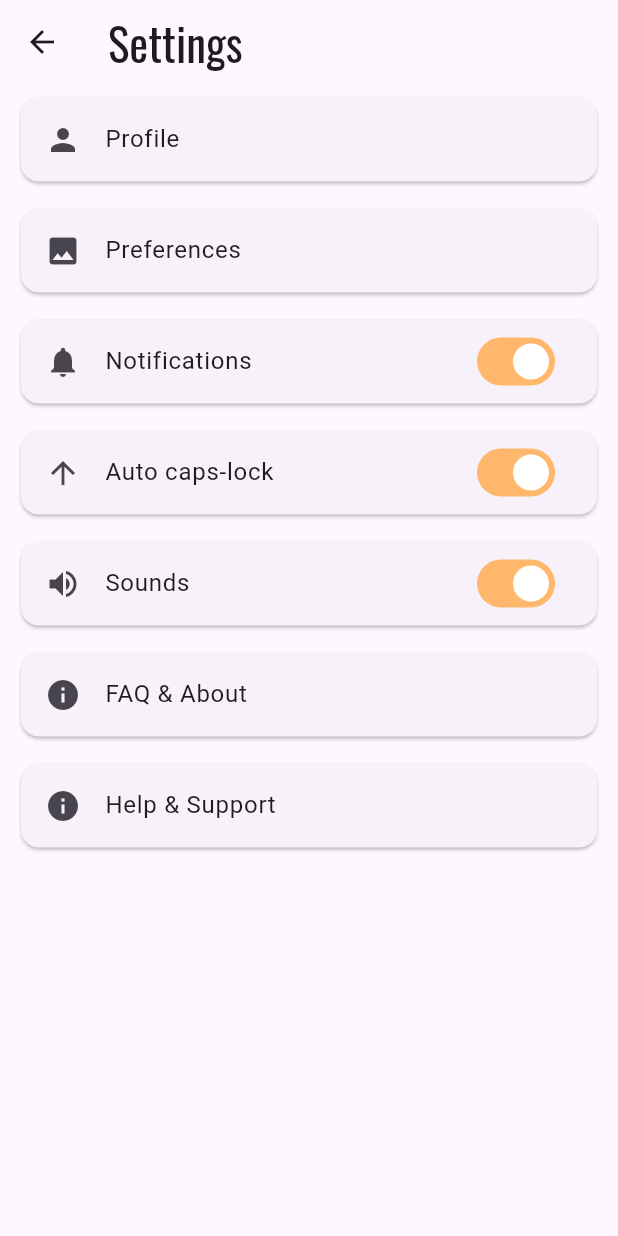
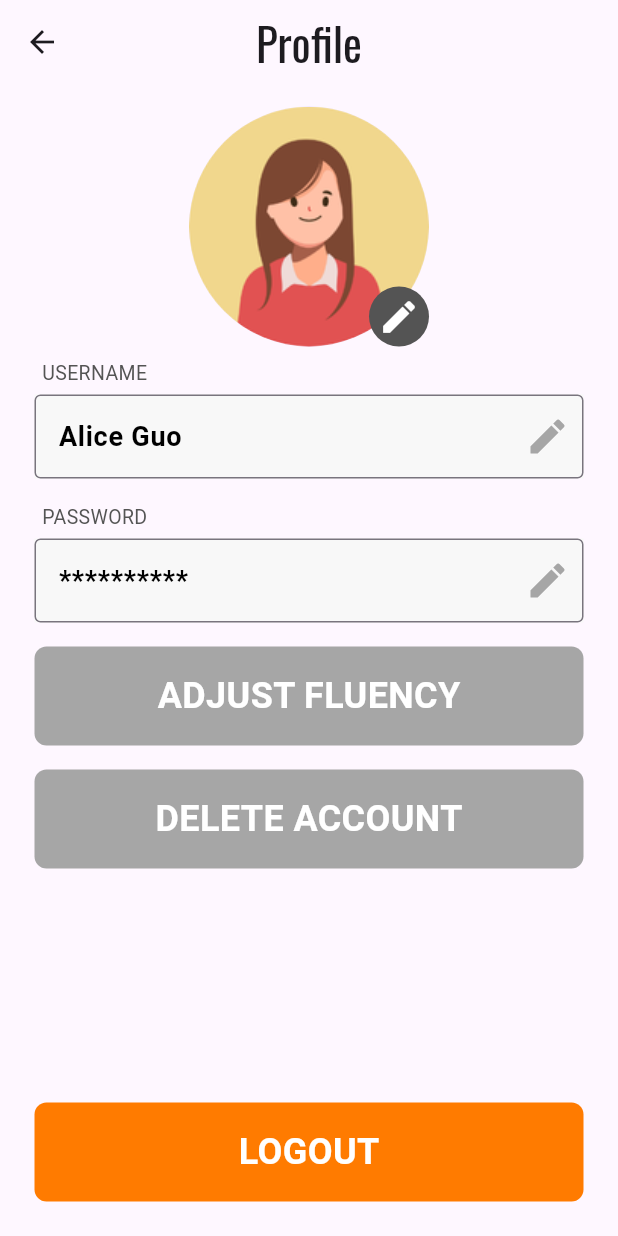
Before and after one commit to G-J-L/diction_dash, a Flutter app: the SettingsScreen screen opened directly, after a tap on "Profile", on a phone screen of 412 x 824 dp. Run offline on Flutter 3.47's test engine with Material 3 defaults, Android fonts, the phone set to English and light mode, and no system bars; our stand-ins replace confetti; network calls fail.

Commit message:
Completed the Profile Screen + Minor Edits

```diff
--- a/lib/constants.dart
+++ b/lib/constants.dart
@@ -35,6 +35,12 @@ const kButtonTextStyleOrange = TextStyle(
   fontSize: 24,
   fontWeight: FontWeight.bold,
   color: kOrangeColor600,
+);
+
+const kButtonTextStyleBlack = TextStyle(
+  fontSize: 24,
+  fontWeight: FontWeight.bold,
+  color: Colors.white,
 );
 
 const kOswaldSmall = TextStyle(
--- a/lib/screens/fluency_screen.dart
+++ b/lib/screens/fluency_screen.dart
@@ -2,7 +2,7 @@ import 'package:flutter/material.dart';
 import 'package:diction_dash/constants.dart';
 import 'package:diction_dash/screens/feedback_screen.dart';
 import 'package:diction_dash/widgets/buttons.dart';
-import 'package:diction_dash/widgets/profile_text_field.dart';
+import 'package:diction_dash/widgets/text_fields.dart';
 
 class FluencyScreen extends StatelessWidget {
   const FluencyScreen({super.key});
--- a/lib/screens/login_screen.dart
+++ b/lib/screens/login_screen.dart
@@ -2,7 +2,7 @@ import 'package:flutter/material.dart';
 import 'package:diction_dash/constants.dart';
 import 'package:diction_dash/screens/fluency_screen.dart';
 import 'package:diction_dash/widgets/buttons.dart';
-import 'package:diction_dash/widgets/profile_text_field.dart';
+import 'package:diction_dash/widgets/text_fields.dart';
 
 class LoginScreen extends StatelessWidget {
   const LoginScreen({super.key});
--- /dev/null
+++ b/lib/screens/profile_screen.dart
@@ -0,0 +1,78 @@
+import 'package:flutter/material.dart';
+import 'package:diction_dash/constants.dart';
+import 'package:diction_dash/widgets/text_fields.dart';
+import 'package:diction_dash/widgets/buttons.dart';
+
+class ProfileScreen extends StatelessWidget {
+  @override
+  Widget build(BuildContext context) {
+    return Scaffold(
+      resizeToAvoidBottomInset: false,
+      appBar: AppBar(
+        title: Text(
+          'Profile',
+          style: kOswaldMedium,
+        ),
+        leading: IconButton(
+          icon: Icon(Icons.arrow_back),
+          onPressed: () {
+            Navigator.pop(context);
+          },
+        ),
+        centerTitle: true,
+      ),
+      body: Padding(
+        padding: const EdgeInsets.symmetric(horizontal: 15, vertical: 15),
+        child: Column(
+          mainAxisAlignment: MainAxisAlignment.spaceBetween,
+          children: [
+            Column(
+              crossAxisAlignment: CrossAxisAlignment.center,
+              children: [
+                CircleAvatar(
+                  backgroundImage: AssetImage('images/placeholder_profile.png'),
+                  radius: 80,
+                  child: Align(
+                    alignment: Alignment.bottomRight,
+                    child: Container(
+                      width: 40,
+                      height: 40,
+                      decoration: BoxDecoration(
+                        shape: BoxShape.circle,
+                        color: kGrayColor600,
+                      ),
+                      child: Icon(Icons.edit, color: Colors.white, size: 28),
+                    ),
+                  ),
+                ),
+                ProfileEditTextField(
+                  text: 'USERNAME',
+                  labelText: 'Alice Guo',
+                ),
+                ProfileEditTextField(
+                  text: 'PASSWORD',
+                  labelText: '**********',
+                ),
+                RoundedRectangleButton(
+                  text: 'ADJUST FLUENCY',
+                  color: kGrayColor500,
+                  onPressed: (){},
+                ),
+                RoundedRectangleButton(
+                  text: 'DELETE ACCOUNT',
+                  color: kGrayColor500,
+                  onPressed: (){},
+                ),
+              ],
+            ),
+            RoundedRectangleButton(
+              text: 'LOGOUT',
+              color: kOrangeColor600,
+              onPressed: (){},
+            )
+          ],
+        ),
+      ),
+    );
+  }
+}
--- a/lib/screens/registration_screen.dart
+++ b/lib/screens/registration_screen.dart
@@ -2,7 +2,7 @@ import 'package:flutter/material.dart';
 import 'package:diction_dash/constants.dart';
 import 'package:diction_dash/screens/fluency_screen.dart';
 import 'package:diction_dash/widgets/buttons.dart';
-import 'package:diction_dash/widgets/profile_text_field.dart';
+import 'package:diction_dash/widgets/text_fields.dart';
 
 class RegistrationScreen extends StatelessWidget {
   const RegistrationScreen({super.key});
--- a/lib/screens/settings_screen.dart
+++ b/lib/screens/settings_screen.dart
@@ -1,22 +1,6 @@
+import 'package:flutter/material.dart';
 import 'package:diction_dash/constants.dart';
-import 'package:flutter/material.dart';
-
-void main() {
-  runApp(MyApp());
-}
-
-class MyApp extends StatelessWidget {
-  @override
-  Widget build(BuildContext context) {
-    return MaterialApp(
-      title: 'Settings Screen',
-      theme: ThemeData(
-        primarySwatch: Colors.blue,
-      ),
-      home: SettingsScreen(),
-    );
-  }
-}
+import 'package:diction_dash/screens/profile_screen.dart';
 
 class SettingsScreen extends StatefulWidget {
   @override
@@ -43,32 +27,32 @@ class _SettingsScreenState extends State<SettingsScreen> {
             Navigator.pop(context);
           },
         ),
+        centerTitle: true,
       ),
       body: ListView(
         children: [
-          Padding(
-            padding: const EdgeInsets.symmetric(horizontal: 10.0, vertical: 5),
-            child: Card(
+          SettingCard(
             child: ListTile(
               leading: Icon(Icons.person),
               title: Text('Profile'),
-                onTap: () {},
+              onTap: () {
+                Navigator.push(
+                  context,
+                  MaterialPageRoute(
+                    builder: (context) => ProfileScreen(),
+                  ),
+                );
+              },
             ),
           ),
-          ),
-          Padding(
-            padding: const EdgeInsets.symmetric(horizontal: 10.0, vertical: 5),
-            child: Card(
+          SettingCard(
             child: ListTile(
               leading: Icon(Icons.image),
               title: Text('Preferences'),
               onTap: () {},
             ),
           ),
-          ),
-          Padding(
-            padding: const EdgeInsets.symmetric(horizontal: 10.0, vertical: 5),
-            child: Card(
+          SettingCard(
             child: SwitchListTile(
               secondary: Icon(Icons.notifications),
               title: Text('Notifications'),
@@ -83,10 +67,7 @@ class _SettingsScreenState extends State<SettingsScreen> {
               inactiveTrackColor: Colors.grey.shade400,
             ),
           ),
-          ),
-          Padding(
-            padding: const EdgeInsets.symmetric(horizontal: 10.0, vertical: 5),
-            child: Card(
+          SettingCard(
             child: SwitchListTile(
               secondary: Icon(Icons.arrow_upward),
               title: Text('Auto caps-lock'),
@@ -101,10 +82,7 @@ class _SettingsScreenState extends State<SettingsScreen> {
               inactiveTrackColor: Colors.grey.shade400,
             ),
           ),
-          ),
-          Padding(
-            padding: const EdgeInsets.symmetric(horizontal: 10.0, vertical: 5),
-            child: Card(
+          SettingCard(
             child: SwitchListTile(
               secondary: Icon(Icons.volume_up),
               title: Text('Sounds'),
@@ -119,25 +97,18 @@ class _SettingsScreenState extends State<SettingsScreen> {
               inactiveTrackColor: Colors.grey.shade400,
             ),
           ),
-          ),
-          Padding(
-            padding: const EdgeInsets.symmetric(horizontal: 10.0, vertical: 5),
-            child: Card(
+          SettingCard(
             child: ListTile(
               leading: Icon(Icons.info),
               title: Text('FAQ & About'),
               onTap: () {},
             ),
           ),
-          ),
-          Padding(
-            padding: const EdgeInsets.symmetric(horizontal: 10.0, vertical: 5),
-            child: Card(
+          SettingCard(
             child: ListTile(
               leading: Icon(Icons.info),
               title: Text('Help & Support'),
               onTap: () {},
-              ),
             ),
           ),
         ],
@@ -145,3 +116,28 @@ class _SettingsScreenState extends State<SettingsScreen> {
     );
   }
 }
+
+class SettingCard extends StatelessWidget {
+  const SettingCard({this.child, this.onPressed});
+
+  final Widget? child;
+  final void Function()? onPressed;
+
+  @override
+  Widget build(BuildContext context) {
+    return Padding(
+      padding: const EdgeInsets.symmetric(horizontal: 10, vertical: 5),
+      child: GestureDetector(
+        onTap: onPressed,
+        child: Container(
+          padding: EdgeInsets.all(5),
+          decoration: BoxDecoration(
+            color: kGrayColor200,
+            borderRadius: BorderRadius.circular(8),
+          ),
+          child: child,
+        ),
+      ),
+    );
+  }
+}
--- /dev/null
+++ b/lib/widgets/text_fields.dart
@@ -0,0 +1,102 @@
+import 'package:flutter/material.dart';
+import 'package:diction_dash/constants.dart';
+
+class ProfileTextField extends StatelessWidget {
+  ProfileTextField({this.icon, this.hintText});
+
+  final IconData? icon;
+  final String? hintText;
+
+  @override
+  Widget build(BuildContext context) {
+    return Padding(
+      padding: const EdgeInsets.all(8.0),
+      child: Container(
+        color: kGrayColor100,
+        child: TextField(
+          cursorColor: kOrangeColor500,
+          decoration: InputDecoration(
+            prefixIcon: Icon(
+              icon,
+              size: 35,
+              color: kOrangeColor400,
+            ),
+            hintText: hintText,
+            border: const OutlineInputBorder(
+              borderSide: BorderSide(
+                width: 1,
+                color: kGrayColor300,
+              ),
+            ),
+            focusedBorder: const OutlineInputBorder(
+              borderSide: BorderSide(
+                width: 2,
+                color: kOrangeColor300,
+              ),
+            ),
+          ),
+        ),
+      ),
+    );
+  }
+}
+
+class ProfileEditTextField extends StatelessWidget {
+  ProfileEditTextField({this.text, this.labelText});
+
+  final String? text;
+  final String? labelText;
+
+  @override
+  Widget build(BuildContext context) {
+    return Padding(
+      padding: const EdgeInsets.all(8.0),
+      child: Column(
+        crossAxisAlignment: CrossAxisAlignment.start,
+        children: [
+          Padding(
+            padding: const EdgeInsets.only(left: 5, bottom: 5),
+            child: Text(
+              text!,
+              style: TextStyle(
+                fontSize: 13,
+                color: kGrayColor600,
+              ),
+            ),
+          ),
+          Container(
+            color: kGrayColor100,
+            child: TextField(
+              cursorColor: kOrangeColor500,
+              decoration: InputDecoration(
+                suffixIcon: Icon(
+                  Icons.edit,
+                  size: 30,
+                  color: kGrayColor500,
+                ),
+                labelText: labelText,
+                labelStyle: TextStyle(
+                  fontSize: 18,
+                  color: Colors.black,
+                  fontWeight: FontWeight.bold,
+                ),
+                border: const OutlineInputBorder(
+                  borderSide: BorderSide(
+                    width: 1,
+                    color: kGrayColor300,
+                  ),
+                ),
+                focusedBorder: const OutlineInputBorder(
+                  borderSide: BorderSide(
+                    width: 1,
+                    color: kGrayColor300,
+                  ),
+                ),
+              ),
+            ),
+          ),
+        ],
+      ),
+    );
+  }
+}
```
Also changed, not shown: lib/main.dart (+4 -3 lines), lib/screens/home_screen.dart (+3 -4 lines), lib/screens/test_screen.dart (+4 -30 lines), lib/widgets/buttons.dart (+5 -44 lines), lib/widgets/profile_text_field.dart (deleted, +0 -43 lines), images/placeholder_profile.png (added). Lines whose indentation alone changed are shown as unchanged.
